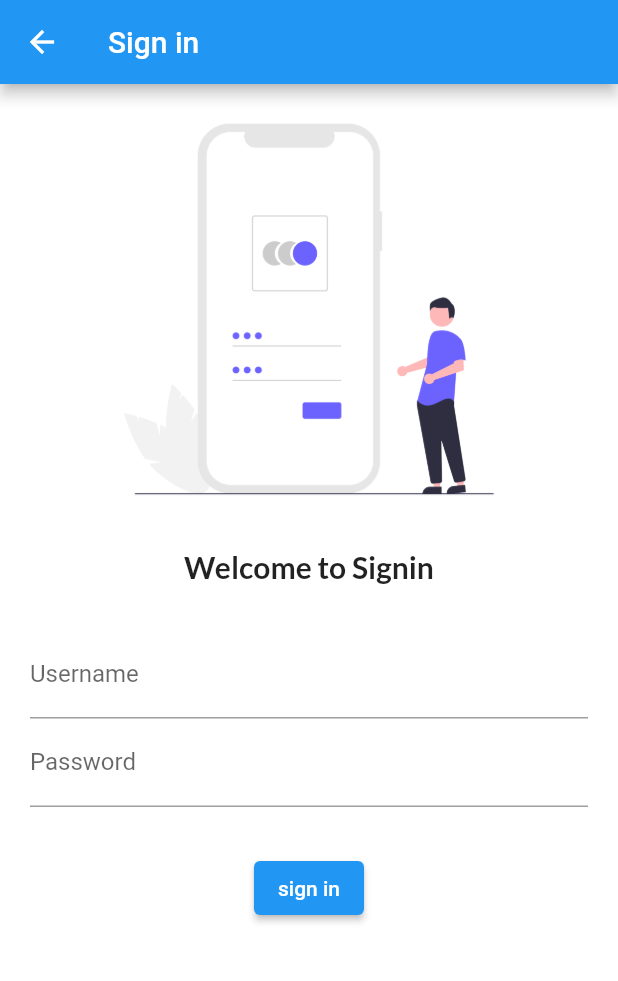
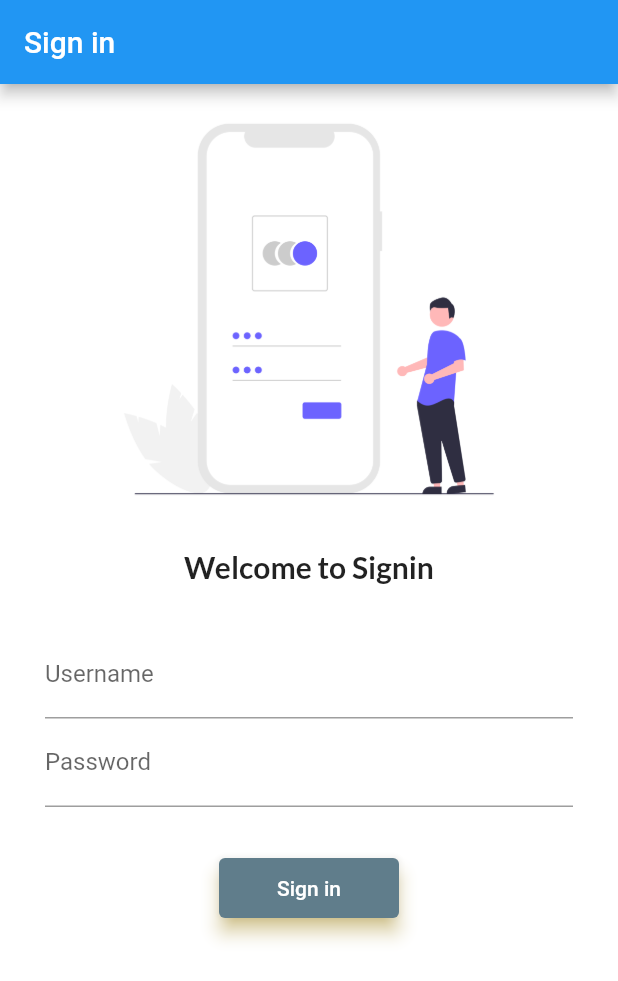
Before and after one commit to gopalbbharadva/newStart, a Flutter app: the screen it shows after launch, on a phone screen of 412 x 824 dp. Shown: the top 981 px of the screen. Run offline on Flutter 3.47's test engine with Material 2 defaults, Android fonts, the phone set to English and light mode, and no system bars; our stand-ins replace google_fonts.

Commit message:
day 5 completed

```diff
--- a/lib/main.dart
+++ b/lib/main.dart
@@ -1,6 +1,7 @@
 import 'package:flutter/material.dart';
 import 'package:newstart/sampleRoute.dart';
 import 'package:newstart/subWidget.dart';
+import 'package:newstart/utils/routes.dart';
 
 void main() {
   runApp(
@@ -14,10 +15,10 @@ class homePage extends StatelessWidget {
     return MaterialApp(
       debugShowCheckedModeBanner: false,
       theme: ThemeData(primaryColor: Colors.blue),
-      initialRoute: "/sampleroute",
+      initialRoute: routes.loginpage,
       routes: {
-        "/": (context) => subWidget(),
-        "/sampleroute": (context) => sampleRoute()
+        routes.homepage: (context) => subWidget(),
+        routes.loginpage: (context) => sampleRoute()
       },
     );
   }
--- a/lib/sampleRoute.dart
+++ b/lib/sampleRoute.dart
@@ -1,5 +1,6 @@
 import 'package:flutter/material.dart';
 import 'package:google_fonts/google_fonts.dart';
+import 'package:newstart/utils/routes.dart';
 
 class sampleRoute extends StatelessWidget {
   @override
@@ -32,7 +33,7 @@ class sampleRoute extends StatelessWidget {
             height: 20,
           ),
           Padding(
-            padding: const EdgeInsets.symmetric(horizontal: 20, vertical: 10),
+            padding: const EdgeInsets.symmetric(horizontal: 30, vertical: 10),
             child: Column(
               children: [
                 TextField(
@@ -50,10 +51,16 @@ class sampleRoute extends StatelessWidget {
             height: 20,
           ),
           ElevatedButton(
+            style: TextButton.styleFrom(
+              shadowColor: Colors.amberAccent,
+              elevation: 5.0,
+              backgroundColor: Colors.blueGrey,
+              minimumSize: Size(120, 40),
+            ),
             onPressed: () {
-              print("button pressed");
+              Navigator.pushNamed(context, routes.homepage);
             },
-            child: Text("sign in"),
+            child: Text("Sign in"),
           )
         ],
       ),
--- a/lib/subWidget.dart
+++ b/lib/subWidget.dart
@@ -6,16 +6,21 @@ class subWidget extends StatelessWidget {
   @override
   Widget build(BuildContext context) {
     return Container(
+      color: Colors.white,
       child: Center(
+        child: Padding(
+          padding: const EdgeInsets.all(20.0),
           child: Text(
             "welcome $day  day to flutter web at $place",
             style: TextStyle(
+              color: Colors.pinkAccent,
               fontSize: 20,
               fontWeight: FontWeight.bold,
             ),
             textScaleFactor: 1.0,
           ),
         ),
+      ),
     );
   }
 }
--- /dev/null
+++ b/lib/utils/routes.dart
@@ -0,0 +1,4 @@
+class routes {
+  static String homepage = "/homepage";
+  static String loginpage = "/loginpage";
+}
```
Lines whose indentation alone changed are shown as unchanged.
